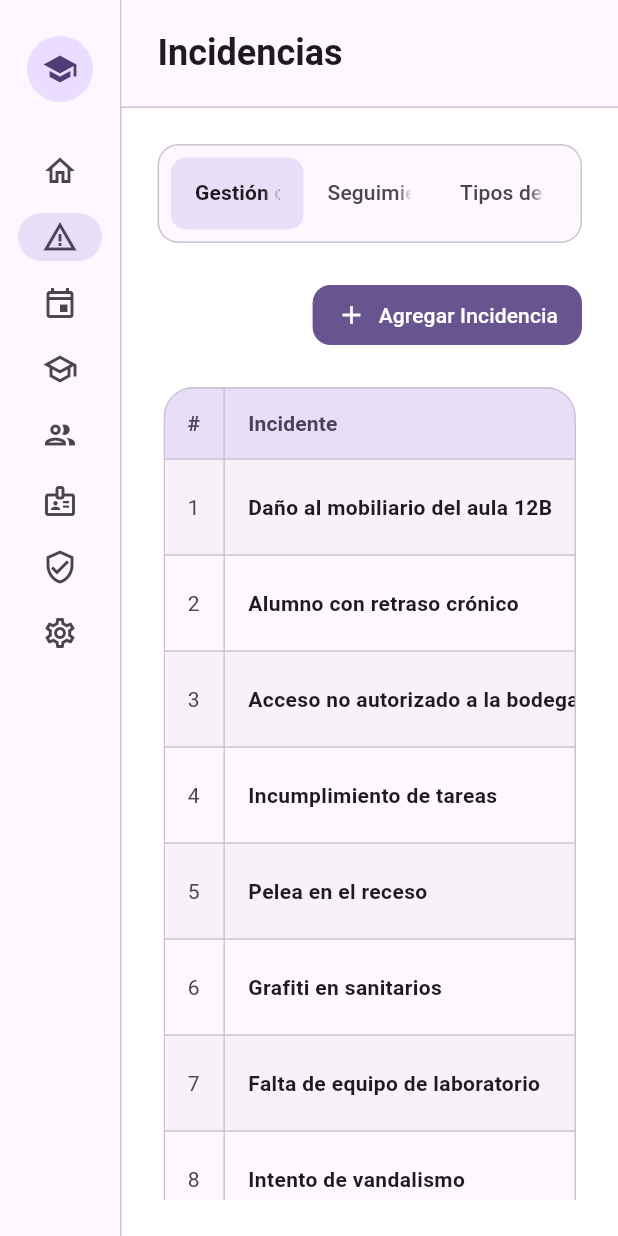
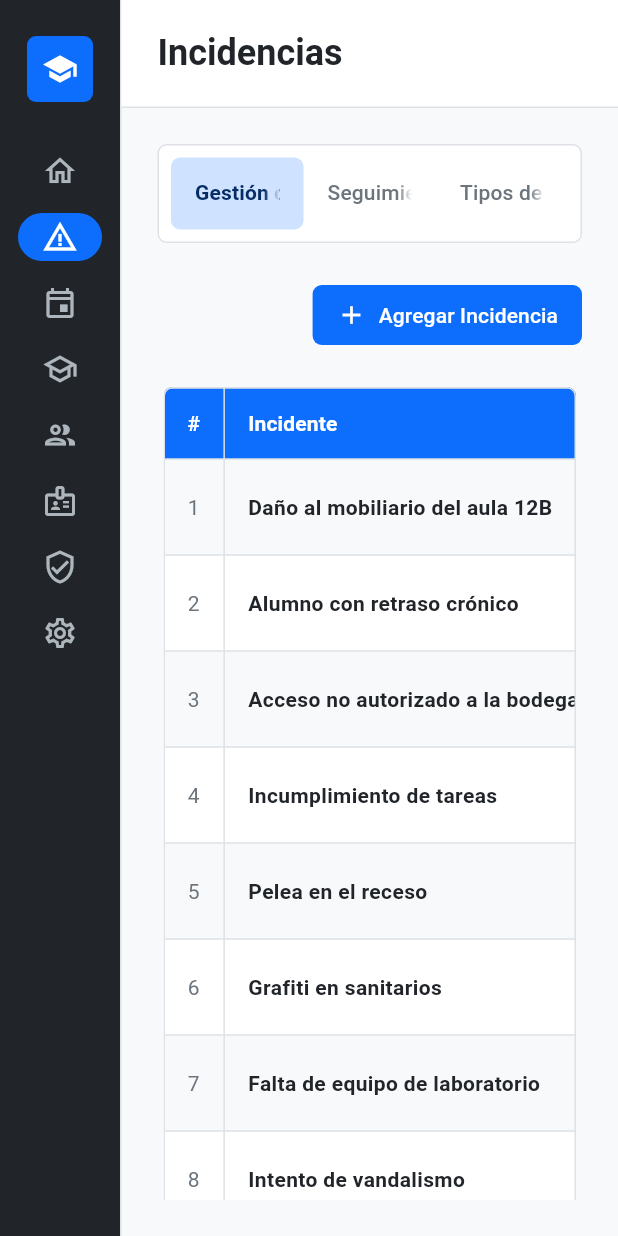
Before and after one commit to MisaelSalazar/CIEE_Flutter, a Flutter app: the screen it shows after launch, after a tap on "Ingresar", after a tap on "Incidencias", on a phone screen of 412 x 824 dp. Run offline on Flutter 3.47's test engine with Material 3 defaults, Android fonts, the phone set to English and light mode, and no system bars; our stand-ins replace go_router.

Commit message:
Refactor App Theme

```diff
--- a/lib/main.dart
+++ b/lib/main.dart
@@ -1,6 +1,7 @@
 import 'package:flutter/material.dart';
 
 import 'routes/app_router.dart';
+import 'theme/app_theme.dart';
 
 void main() {
   runApp(const MyApp());
@@ -13,9 +14,7 @@ class MyApp extends StatelessWidget {
   Widget build(BuildContext context) {
     return MaterialApp.router(
       title: 'Plataforma CIEE',
-      theme: ThemeData(
-        colorScheme: ColorScheme.fromSeed(seedColor: Colors.deepPurple),
-      ),
+      theme: AppTheme.light,
       routerConfig: appRouter,
     );
   }
--- a/lib/screens/home_screen/home_screen.dart
+++ b/lib/screens/home_screen/home_screen.dart
@@ -1,5 +1,6 @@
 import 'package:flutter/material.dart';
 
+import '../../theme/app_theme.dart';
 import '../start_screen/start_screen.dart';
 import '../incidents_screen/incidents_screen.dart';
 import '../../widgets/aside_menu.dart';
@@ -134,7 +135,7 @@ class _HomeScreenState extends State<HomeScreen> {
           elevation: 0,
           color: colors.surface,
           shape: RoundedRectangleBorder(
-            borderRadius: BorderRadius.circular(20),
+            borderRadius: BorderRadius.circular(AppRadius.md),
             side: BorderSide(color: colors.outlineVariant),
           ),
           child: Padding(
@@ -146,7 +147,7 @@ class _HomeScreenState extends State<HomeScreen> {
                   padding: const EdgeInsets.all(20),
                   decoration: BoxDecoration(
                     color: colors.primaryContainer,
-                    shape: BoxShape.circle,
+                    borderRadius: BorderRadius.circular(AppRadius.md),
                   ),
                   child: Icon(
                     option.icon,
--- a/lib/screens/incidents_screen/gestion_incidencias/gestion_incidencias.dart
+++ b/lib/screens/incidents_screen/gestion_incidencias/gestion_incidencias.dart
@@ -1,5 +1,6 @@
 import 'package:flutter/material.dart';
 
+import '../../../theme/app_theme.dart';
 import '../../../widgets/app_table.dart';
 
 class GestionIncidencias extends StatelessWidget {
@@ -19,9 +20,6 @@ class GestionIncidencias extends StatelessWidget {
               label: const Text('Agregar Incidencia'),
               style: FilledButton.styleFrom(
                 padding: const EdgeInsets.symmetric(horizontal: 16),
-                shape: RoundedRectangleBorder(
-                  borderRadius: BorderRadius.circular(12),
-                ),
               ),
             ),
           ),
@@ -264,13 +262,13 @@ class GestionIncidencias extends StatelessWidget {
     TextTheme textTheme,
     bool abierto,
   ) {
-    final color = abierto ? Colors.green.shade700 : colors.outline;
+    final color = abierto ? AppColors.success : AppColors.secondary;
 
     return Container(
       padding: const EdgeInsets.symmetric(horizontal: 10, vertical: 4),
       decoration: BoxDecoration(
         color: color.withValues(alpha: 0.12),
-        borderRadius: BorderRadius.circular(999),
+        borderRadius: BorderRadius.circular(AppRadius.md),
       ),
       child: Text(
         abierto ? 'Abierto' : 'Cerrado',
--- a/lib/screens/incidents_screen/seguimiento_incidencias/seguimiento_incidencias.dart
+++ b/lib/screens/incidents_screen/seguimiento_incidencias/seguimiento_incidencias.dart
@@ -1,5 +1,6 @@
 import 'package:flutter/material.dart';
 
+import '../../../theme/app_theme.dart';
 import '../../../widgets/app_table.dart';
 
 class SeguimientoIncidencias extends StatelessWidget {
@@ -19,9 +20,6 @@ class SeguimientoIncidencias extends StatelessWidget {
               label: const Text('Nuevo Seguimiento'),
               style: FilledButton.styleFrom(
                 padding: const EdgeInsets.symmetric(horizontal: 16),
-                shape: RoundedRectangleBorder(
-                  borderRadius: BorderRadius.circular(12),
-                ),
               ),
             ),
           ),
@@ -180,13 +178,13 @@ class SeguimientoIncidencias extends StatelessWidget {
     TextTheme textTheme,
     bool abierta,
   ) {
-    final color = abierta ? Colors.green.shade700 : colors.outline;
+    final color = abierta ? AppColors.success : AppColors.secondary;
 
     return Container(
       padding: const EdgeInsets.symmetric(horizontal: 10, vertical: 4),
       decoration: BoxDecoration(
         color: color.withValues(alpha: 0.12),
-        borderRadius: BorderRadius.circular(999),
+        borderRadius: BorderRadius.circular(AppRadius.md),
       ),
       child: Text(
         abierta ? 'Abierta' : 'Cerrada',
--- a/lib/screens/incidents_screen/tipos_incidencias/tipos_incidencias.dart
+++ b/lib/screens/incidents_screen/tipos_incidencias/tipos_incidencias.dart
@@ -19,9 +19,6 @@ class TiposIncidencias extends StatelessWidget {
               label: const Text('Nuevo Tipo'),
               style: FilledButton.styleFrom(
                 padding: const EdgeInsets.symmetric(horizontal: 16),
-                shape: RoundedRectangleBorder(
-                  borderRadius: BorderRadius.circular(12),
-                ),
               ),
             ),
           ),
--- a/lib/screens/start_screen/start_screen.dart
+++ b/lib/screens/start_screen/start_screen.dart
@@ -1,5 +1,6 @@
 import 'package:flutter/material.dart';
 
+import '../../theme/app_theme.dart';
 import '../../widgets/event_list_item.dart';
 import '../../widgets/incident_list_item.dart';
 import '../../widgets/section_card.dart';
@@ -145,7 +146,7 @@ class StartScreen extends StatelessWidget {
             subtitle: '3° de primaria, grupo B. Reincidencia semanal.',
             date: 'Ayer, 14:10',
             severityLabel: 'Media',
-            severityColor: Colors.orange.shade800,
+            severityColor: AppColors.orange,
           ),
           _buildItemDivider(colors),
           IncidentListItem(
@@ -153,7 +154,7 @@ class StartScreen extends StatelessWidget {
             subtitle: 'Cámara detectó ingreso sin credencial.',
             date: 'Mar 02, 11:05',
             severityLabel: 'Baja',
-            severityColor: Colors.green.shade700,
+            severityColor: AppColors.success,
           ),
         ],
       ),
--- /dev/null
+++ b/lib/theme/app_theme.dart
@@ -0,0 +1,182 @@
+import 'package:flutter/material.dart';
+
+class AppColors {
+  static const Color primary = Color(0xFF0D6EFD);
+  static const Color onPrimary = Color(0xFFFFFFFF);
+  static const Color primaryDark = Color(0xFF052C65);
+  static const Color primaryContainer = Color(0xFFCFE2FF);
+  static const Color onPrimaryContainer = Color(0xFF052C65);
+
+  static const Color secondary = Color(0xFF6C757D);
+  static const Color onSecondary = Color(0xFFFFFFFF);
+  static const Color secondaryContainer = Color(0xFFE9ECEF);
+  static const Color onSecondaryContainer = Color(0xFF212529);
+
+  static const Color success = Color(0xFF198754);
+  static const Color danger = Color(0xFFDC3545);
+  static const Color warning = Color(0xFFFFC107);
+  static const Color orange = Color(0xFFFD7E14);
+  static const Color info = Color(0xFF0DCAF0);
+
+  static const Color light = Color(0xFFF8F9FA);
+  static const Color dark = Color(0xFF212529);
+
+  static const Color surface = Color(0xFFFFFFFF);
+  static const Color surfaceContainerLowest = Color(0xFFF8F9FA);
+  static const Color surfaceContainerLow = Color(0xFFF8F9FA);
+  static const Color onSurface = Color(0xFF212529);
+  static const Color onSurfaceVariant = Color(0xFF6C757D);
+
+  static const Color outline = Color(0xFFADB5BD);
+  static const Color outlineVariant = Color(0xFFDEE2E6);
+
+  static const Color error = Color(0xFFDC3545);
+  static const Color onError = Color(0xFFFFFFFF);
+  static const Color errorContainer = Color(0xFFF8D7DA);
+  static const Color onErrorContainer = Color(0xFF842029);
+
+  static const Color tertiary = Color(0xFF6F42C1);
+  static const Color onTertiary = Color(0xFFFFFFFF);
+  static const Color tertiaryContainer = Color(0xFFE2D9F3);
+  static const Color onTertiaryContainer = Color(0xFF3B1F7E);
+
+  static const Color sidebarBackground = Color(0xFF212529);
+  static const Color sidebarOnBackground = Color(0xFFFFFFFF);
+  static const Color sidebarOnBackgroundVariant = Color(0xFFADB5BD);
+  static const Color sidebarSelectedLabel = Color(0xFFFFFFFF);
+}
+
+abstract final class AppRadius {
+  static const double md = 6;
+}
+
+class AppTheme {
+  static ThemeData get light {
+    const scheme = ColorScheme(
+      brightness: Brightness.light,
+      primary: AppColors.primary,
+      onPrimary: AppColors.onPrimary,
+      primaryContainer: AppColors.primaryContainer,
+      onPrimaryContainer: AppColors.onPrimaryContainer,
+      secondary: AppColors.secondary,
+      onSecondary: AppColors.onSecondary,
+      secondaryContainer: AppColors.secondaryContainer,
+      onSecondaryContainer: AppColors.onSecondaryContainer,
+      tertiary: AppColors.tertiary,
+      onTertiary: AppColors.onTertiary,
+      tertiaryContainer: AppColors.tertiaryContainer,
+      onTertiaryContainer: AppColors.onTertiaryContainer,
+      error: AppColors.error,
+      onError: AppColors.onError,
+      errorContainer: AppColors.errorContainer,
+      onErrorContainer: AppColors.onErrorContainer,
+      surface: AppColors.surface,
+      onSurface: AppColors.onSurface,
+      onSurfaceVariant: AppColors.onSurfaceVariant,
+      surfaceContainerLowest: AppColors.surfaceContainerLowest,
+      surfaceContainerLow: AppColors.surfaceContainerLow,
+      outline: AppColors.outline,
+      outlineVariant: AppColors.outlineVariant,
+      shadow: Colors.black,
+      scrim: Colors.black,
+      inverseSurface: AppColors.dark,
+      onInverseSurface: AppColors.light,
+      inversePrimary: AppColors.primaryContainer,
+      surfaceTint: Colors.transparent,
+    );
+
+    final shape = RoundedRectangleBorder(
+      borderRadius: BorderRadius.circular(AppRadius.md),
+      side: const BorderSide(color: AppColors.outlineVariant),
+    );
+
+    return ThemeData(
+      useMaterial3: true,
+      colorScheme: scheme,
+      scaffoldBackgroundColor: AppColors.surfaceContainerLowest,
+      dividerTheme: const DividerThemeData(
+        color: AppColors.outlineVariant,
+        thickness: 1,
+      ),
+      cardTheme: CardThemeData(
+        elevation: 0,
+        color: AppColors.surface,
+        clipBehavior: Clip.antiAlias,
+        shape: shape,
+      ),
+      filledButtonTheme: FilledButtonThemeData(
+        style: FilledButton.styleFrom(
+          backgroundColor: AppColors.primary,
+          foregroundColor: AppColors.onPrimary,
+          shape: RoundedRectangleBorder(
+            borderRadius: BorderRadius.circular(AppRadius.md),
+          ),
+        ),
+      ),
+      elevatedButtonTheme: ElevatedButtonThemeData(
+        style: ElevatedButton.styleFrom(
+          backgroundColor: AppColors.primary,
+          foregroundColor: AppColors.onPrimary,
+          shape: RoundedRectangleBorder(
+            borderRadius: BorderRadius.circular(AppRadius.md),
+          ),
+        ),
+      ),
+      textButtonTheme: TextButtonThemeData(
+        style: TextButton.styleFrom(
+          foregroundColor: AppColors.primary,
+          shape: RoundedRectangleBorder(
+            borderRadius: BorderRadius.circular(AppRadius.md),
+          ),
+        ),
+      ),
+      inputDecorationTheme: InputDecorationTheme(
+        filled: true,
+        fillColor: AppColors.surface,
+        border: _inputBorder(),
+        enabledBorder: _inputBorder(),
+        focusedBorder: OutlineInputBorder(
+          borderRadius: BorderRadius.circular(AppRadius.md),
+          borderSide: const BorderSide(color: AppColors.primary),
+        ),
+        errorBorder: _inputBorder(),
+        focusedErrorBorder: OutlineInputBorder(
+          borderRadius: BorderRadius.circular(AppRadius.md),
+          borderSide: const BorderSide(color: AppColors.error),
+        ),
+      ),
+      navigationRailTheme: NavigationRailThemeData(
+        backgroundColor: AppColors.sidebarBackground,
+        indicatorColor: AppColors.primary,
+        selectedIconTheme: const IconThemeData(
+          color: AppColors.sidebarOnBackground,
+        ),
+        unselectedIconTheme: const IconThemeData(
+          color: AppColors.sidebarOnBackgroundVariant,
+        ),
+        selectedLabelTextStyle: const TextStyle(
+          color: AppColors.sidebarSelectedLabel,
+          fontWeight: FontWeight.w600,
+        ),
+        unselectedLabelTextStyle: const TextStyle(
+          color: AppColors.sidebarOnBackgroundVariant,
+        ),
+      ),
+      tabBarTheme: const TabBarThemeData(
+        dividerColor: Colors.transparent,
+        labelColor: AppColors.onPrimaryContainer,
+        unselectedLabelColor: AppColors.onSurfaceVariant,
+        labelStyle: TextStyle(fontWeight: FontWeight.w600),
+        unselectedLabelStyle: TextStyle(fontWeight: FontWeight.w500),
+        indicatorColor: AppColors.primaryContainer,
+      ),
+    );
+  }
+
+  static OutlineInputBorder _inputBorder() {
+    return OutlineInputBorder(
+      borderRadius: BorderRadius.circular(AppRadius.md),
+      borderSide: const BorderSide(color: AppColors.outlineVariant),
+    );
+  }
+}
--- a/lib/widgets/app_button.dart
+++ b/lib/widgets/app_button.dart
@@ -1,4 +1,6 @@
 import 'package:flutter/material.dart';
+
+import '../theme/app_theme.dart';
 
 class AppButton extends StatelessWidget {
   final String label;
@@ -29,7 +31,7 @@ class AppButton extends StatelessWidget {
           backgroundColor: colors.primary,
           foregroundColor: colors.onPrimary,
           shape: RoundedRectangleBorder(
-            borderRadius: BorderRadius.circular(12),
+            borderRadius: BorderRadius.circular(AppRadius.md),
           ),
         ),
         child: isLoading
--- a/lib/widgets/app_table.dart
+++ b/lib/widgets/app_table.dart
@@ -1,5 +1,7 @@
 import 'package:flutter/gestures.dart';
 import 'package:flutter/material.dart';
+
+import '../theme/app_theme.dart';
 
 class AppTable extends StatefulWidget {
   final List<String> columns;
@@ -10,7 +12,7 @@ class AppTable extends StatefulWidget {
     super.key,
     required this.columns,
     required this.rows,
-    this.rowsPerPage = 8,
+    this.rowsPerPage = 5,
   });
 
   @override
@@ -52,7 +54,7 @@ class _AppTableState extends State<AppTable> {
       color: colors.surface,
       clipBehavior: Clip.antiAlias,
       shape: RoundedRectangleBorder(
-        borderRadius: BorderRadius.circular(20),
+        borderRadius: BorderRadius.circular(AppRadius.md),
         side: BorderSide(color: colors.outlineVariant),
       ),
       child: Column(
@@ -109,7 +111,7 @@ class _AppTableState extends State<AppTable> {
       ),
       children: [
         TableRow(
-          decoration: BoxDecoration(color: colors.secondaryContainer),
+          decoration: const BoxDecoration(color: AppColors.primary),
           children: [
             for (final column in widget.columns) _buildHeaderCell(context, column),
           ],
@@ -146,7 +148,7 @@ class _AppTableState extends State<AppTable> {
         column,
         style: Theme.of(context).textTheme.titleSmall?.copyWith(
           fontWeight: FontWeight.w600,
-          color: colors.onSecondaryContainer,
+          color: colors.onPrimary,
         ),
       ),
     );
@@ -249,7 +251,7 @@ class _PageNumberButton extends StatelessWidget {
         alignment: Alignment.center,
         decoration: BoxDecoration(
           color: isActive ? colors.primary : Colors.transparent,
-          borderRadius: BorderRadius.circular(4),
+          borderRadius: BorderRadius.circular(AppRadius.md),
         ),
         child: Text(
           '$page',
--- a/lib/widgets/app_tabs.dart
+++ b/lib/widgets/app_tabs.dart
@@ -1,4 +1,6 @@
 import 'package:flutter/material.dart';
+
+import '../theme/app_theme.dart';
 
 class AppTabs extends StatelessWidget {
   final List<String> tabs;
@@ -26,18 +28,18 @@ class AppTabs extends StatelessWidget {
             decoration: BoxDecoration(
               color: colors.surface,
               border: Border.all(color: colors.outlineVariant),
-              borderRadius: BorderRadius.circular(14),
+              borderRadius: BorderRadius.circular(AppRadius.md),
             ),
             child: TabBar(
               isScrollable: isScrollable,
               dividerColor: Colors.transparent,
-              labelColor: colors.onSurface,
+              labelColor: colors.onPrimaryContainer,
               unselectedLabelColor: colors.onSurfaceVariant,
               labelStyle: const TextStyle(fontWeight: FontWeight.w600),
               unselectedLabelStyle: const TextStyle(fontWeight: FontWeight.w500),
               indicator: BoxDecoration(
-                color: colors.secondaryContainer,
-                borderRadius: BorderRadius.circular(10),
+                color: colors.primaryContainer,
+                borderRadius: BorderRadius.circular(AppRadius.md),
               ),
               indicatorSize: TabBarIndicatorSize.tab,
               tabs: [for (final tab in tabs) Tab(text: tab)],
--- a/lib/widgets/app_text_field.dart
+++ b/lib/widgets/app_text_field.dart
@@ -1,4 +1,6 @@
 import 'package:flutter/material.dart';
+
+import '../theme/app_theme.dart';
 
 class AppTextField extends StatefulWidget {
   final TextEditingController? controller;
@@ -73,16 +75,16 @@ class _AppTextFieldState extends State<AppTextField> {
             filled: true,
             fillColor: colors.surface,
             border: OutlineInputBorder(
-              borderRadius: BorderRadius.circular(12),
+              borderRadius: BorderRadius.circular(AppRadius.md),
               borderSide: BorderSide(color: colors.outlineVariant),
             ),
             enabledBorder: OutlineInputBorder(
-              borderRadius: BorderRadius.circular(12),
+              borderRadius: BorderRadius.circular(AppRadius.md),
               borderSide: BorderSide(color: colors.outlineVariant),
             ),
             focusedBorder: OutlineInputBorder(
-              borderRadius: BorderRadius.circular(12),
-              borderSide: BorderSide(color: colors.primary, width: 1.4),
+              borderRadius: BorderRadius.circular(AppRadius.md),
+              borderSide: const BorderSide(color: AppColors.primary),
             ),
           ),
         ),
--- a/lib/widgets/aside_menu.dart
+++ b/lib/widgets/aside_menu.dart
@@ -1,4 +1,6 @@
 import 'package:flutter/material.dart';
+
+import '../theme/app_theme.dart';
 
 class MenuOption {
   final String label;
@@ -35,15 +37,21 @@ class AsideMenu extends StatelessWidget {
       scrollable: true,
       selectedIndex: selectedIndex,
       onDestinationSelected: onSelect,
-      backgroundColor: colors.surface,
-      indicatorColor: colors.secondaryContainer,
-      selectedIconTheme: IconThemeData(color: colors.onSecondaryContainer),
-      unselectedIconTheme: IconThemeData(color: colors.onSurfaceVariant),
+      backgroundColor: AppColors.sidebarBackground,
+      indicatorColor: colors.primary,
+      selectedIconTheme: IconThemeData(
+        color: AppColors.sidebarOnBackground,
+      ),
+      unselectedIconTheme: IconThemeData(
+        color: AppColors.sidebarOnBackgroundVariant,
+      ),
       selectedLabelTextStyle: TextStyle(
-        color: colors.onSurface,
+        color: AppColors.sidebarSelectedLabel,
         fontWeight: FontWeight.w600,
       ),
-      unselectedLabelTextStyle: TextStyle(color: colors.onSurfaceVariant),
+      unselectedLabelTextStyle: TextStyle(
+        color: AppColors.sidebarOnBackgroundVariant,
+      ),
       leading: Padding(
         padding: const EdgeInsets.symmetric(vertical: 16),
         child: Center(
@@ -52,10 +60,10 @@ class AsideMenu extends StatelessWidget {
             height: 44,
             alignment: Alignment.center,
             decoration: BoxDecoration(
-              color: colors.primaryContainer,
-              shape: BoxShape.circle,
+              color: colors.primary,
+              borderRadius: BorderRadius.circular(AppRadius.md),
             ),
-            child: Icon(Icons.school, color: colors.onPrimaryContainer),
+            child: Icon(Icons.school, color: AppColors.sidebarOnBackground),
           ),
         ),
       ),
--- a/lib/widgets/brand_header.dart
+++ b/lib/widgets/brand_header.dart
@@ -1,4 +1,6 @@
 import 'package:flutter/material.dart';
+
+import '../theme/app_theme.dart';
 
 class BrandHeader extends StatelessWidget {
   final IconData icon;
@@ -24,7 +26,7 @@ class BrandHeader extends StatelessWidget {
           padding: const EdgeInsets.all(20),
           decoration: BoxDecoration(
             color: colors.primaryContainer,
-            shape: BoxShape.circle,
+            borderRadius: BorderRadius.circular(AppRadius.md),
           ),
           child: Icon(icon, size: 48, color: colors.onPrimaryContainer),
         ),
--- a/lib/widgets/event_list_item.dart
+++ b/lib/widgets/event_list_item.dart
@@ -1,4 +1,6 @@
 import 'package:flutter/material.dart';
+
+import '../theme/app_theme.dart';
 
 class EventListItem extends StatelessWidget {
   final String day;
@@ -27,7 +29,7 @@ class EventListItem extends StatelessWidget {
           alignment: Alignment.center,
           decoration: BoxDecoration(
             color: colors.primaryContainer,
-            borderRadius: BorderRadius.circular(14),
+            borderRadius: BorderRadius.circular(AppRadius.md),
           ),
           child: Column(
             mainAxisAlignment: MainAxisAlignment.center,
--- a/lib/widgets/form_card.dart
+++ b/lib/widgets/form_card.dart
@@ -1,4 +1,6 @@
 import 'package:flutter/material.dart';
+
+import '../theme/app_theme.dart';
 
 class FormCard extends StatelessWidget {
   final Widget child;
@@ -22,7 +24,7 @@ class FormCard extends StatelessWidget {
         elevation: 0,
         color: colors.surface,
         shape: RoundedRectangleBorder(
-          borderRadius: BorderRadius.circular(20),
+          borderRadius: BorderRadius.circular(AppRadius.md),
           side: BorderSide(color: colors.outlineVariant),
         ),
         child: Padding(padding: padding, child: child),
--- a/lib/widgets/incident_list_item.dart
+++ b/lib/widgets/incident_list_item.dart
@@ -1,4 +1,6 @@
 import 'package:flutter/material.dart';
+
+import '../theme/app_theme.dart';
 
 class IncidentListItem extends StatelessWidget {
   final String title;
@@ -30,7 +32,7 @@ class IncidentListItem extends StatelessWidget {
           alignment: Alignment.center,
           decoration: BoxDecoration(
             color: severityColor.withValues(alpha: 0.12),
-            shape: BoxShape.circle,
+            borderRadius: BorderRadius.circular(AppRadius.md),
           ),
           child: Icon(
             Icons.warning_amber_rounded,
@@ -77,7 +79,7 @@ class IncidentListItem extends StatelessWidget {
               padding: const EdgeInsets.symmetric(horizontal: 8, vertical: 4),
               decoration: BoxDecoration(
                 color: severityColor.withValues(alpha: 0.12),
-                borderRadius: BorderRadius.circular(999),
+                borderRadius: BorderRadius.circular(AppRadius.md),
               ),
               child: Text(
                 severityLabel,
--- a/lib/widgets/section_card.dart
+++ b/lib/widgets/section_card.dart
@@ -1,4 +1,6 @@
 import 'package:flutter/material.dart';
+
+import '../theme/app_theme.dart';
 
 class SectionCard extends StatelessWidget {
   final String title;
@@ -26,7 +28,7 @@ class SectionCard extends StatelessWidget {
       color: colors.surface,
       clipBehavior: Clip.antiAlias,
       shape: RoundedRectangleBorder(
-        borderRadius: BorderRadius.circular(20),
+        borderRadius: BorderRadius.circular(AppRadius.md),
         side: BorderSide(color: colors.outlineVariant),
       ),
       child: Column(
@@ -42,13 +44,13 @@ class SectionCard extends StatelessWidget {
                     height: 36,
                     alignment: Alignment.center,
                     decoration: BoxDecoration(
-                      color: colors.secondaryContainer,
-                      borderRadius: BorderRadius.circular(10),
+                      color: colors.primaryContainer,
+                      borderRadius: BorderRadius.circular(AppRadius.md),
                     ),
                     child: Icon(
                       icon,
                       size: 20,
-                      color: colors.onSecondaryContainer,
+                      color: colors.onPrimaryContainer,
                     ),
                   ),
                   const SizedBox(width: 12),
--- a/lib/widgets/stat_card.dart
+++ b/lib/widgets/stat_card.dart
@@ -1,4 +1,6 @@
 import 'package:flutter/material.dart';
+
+import '../theme/app_theme.dart';
 
 class StatCard extends StatelessWidget {
   final IconData icon;
@@ -23,7 +25,7 @@ class StatCard extends StatelessWidget {
       elevation: 0,
       color: colors.surface,
       shape: RoundedRectangleBorder(
-        borderRadius: BorderRadius.circular(20),
+        borderRadius: BorderRadius.circular(AppRadius.md),
         side: BorderSide(color: colors.outlineVariant),
       ),
       child: Padding(
@@ -36,7 +38,7 @@ class StatCard extends StatelessWidget {
               alignment: Alignment.center,
               decoration: BoxDecoration(
                 color: color.withValues(alpha: 0.12),
-                borderRadius: BorderRadius.circular(14),
+                borderRadius: BorderRadius.circular(AppRadius.md),
               ),
               child: Icon(icon, size: 26, color: color),
             ),
```
